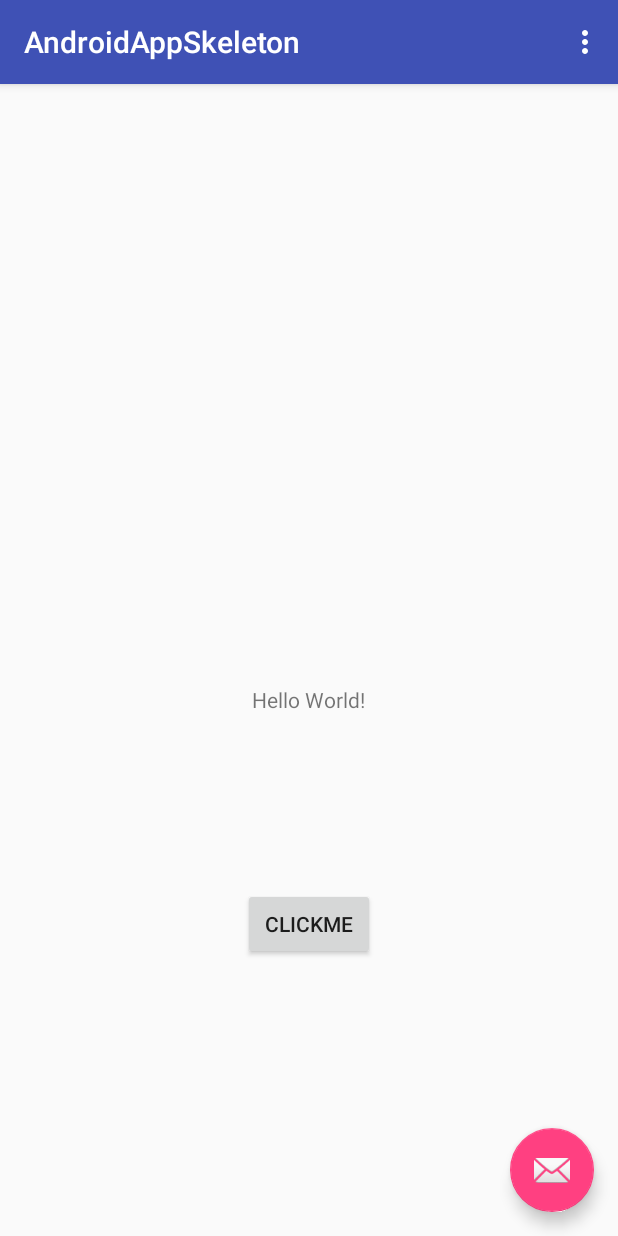
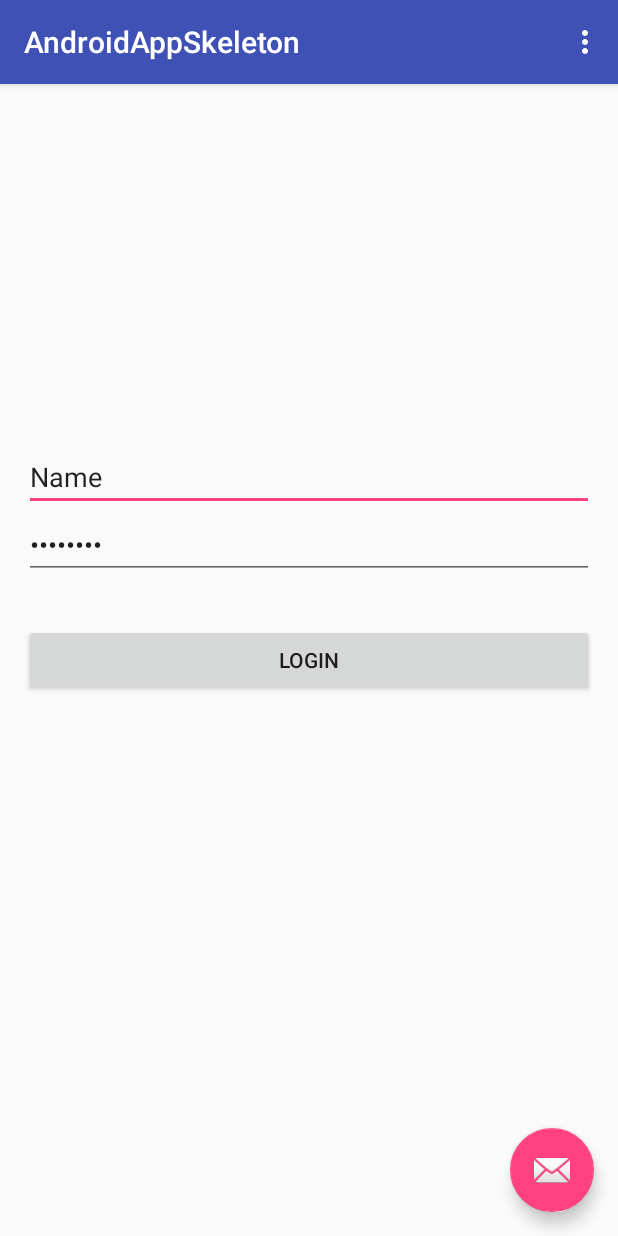
Before and after one commit to MarshallSeid/Roader, an Android app: the screen it shows after launch (MyActivity), on a phone screen of 412 x 824 dp. Run offline under Robolectric (Android 15) with nearby library versions, the phone set to English and light mode, and no system bars; libraries missing offline, so code that uses them is left out: com.firebase.client; 2 statements that could not run were skipped.

Commit message:
Firebase is connected, currently working on login/signup

```diff
--- a/app/build.gradle
+++ b/app/build.gradle
@@ -17,6 +17,11 @@ android {
             proguardFiles getDefaultProguardFile('proguard-android.txt'), 'proguard-rules.pro'
         }
     }
+    packagingOptions {
+        exclude 'META-INF/LICENSE'
+        exclude 'META-INF/LICENSE-FIREBASE.txt'
+        exclude 'META-INF/NOTICE'
+    }
 }
 
 dependencies {
@@ -24,4 +29,5 @@ dependencies {
     testCompile 'junit:junit:4.12'
     compile 'com.android.support:appcompat-v7:23.1.1'
     compile 'com.android.support:design:23.1.1'
+    compile 'com.firebase:firebase-client-android:2.5.0+'
 }
--- a/app/src/main/AndroidManifest.xml
+++ b/app/src/main/AndroidManifest.xml
@@ -1,8 +1,10 @@
 <?xml version="1.0" encoding="utf-8"?>
 <manifest xmlns:android="http://schemas.android.com/apk/res/android"
     package="com.example.marchness.androidappskeleton">
+    <uses-permission android:name="android.permission.INTERNET" />
 
     <application
+        android:name=".ExtendApplication"
         android:allowBackup="true"
         android:icon="@mipmap/ic_launcher"
         android:label="@string/app_name"
--- /dev/null
+++ b/app/src/main/java/com/example/marchness/androidappskeleton/ExtendApplication.java
@@ -0,0 +1,15 @@
+package com.example.marchness.androidappskeleton;
+
+/**
+ * Created by Marchness on 3/2/16.
+ */
+import com.firebase.client.Firebase;
+
+public class ExtendApplication extends android.app.Application {
+        @Override
+        public void onCreate() {
+            super.onCreate();
+
+            Firebase.setAndroidContext(this);
+        }
+}
--- a/app/src/main/res/layout/content_my.xml
+++ b/app/src/main/res/layout/content_my.xml
@@ -12,24 +12,52 @@
     tools:context="com.example.marchness.androidappskeleton.MyActivity"
     tools:showIn="@layout/activity_my">
 
-    <TextView
-        android:layout_width="wrap_content"
-        android:layout_height="wrap_content"
-        android:text="Hello World!"
-        android:id="@+id/textView"
-        android:layout_marginBottom="116dp"
-        android:layout_above="@+id/clickButton"
-        android:layout_centerHorizontal="true" />
-
     <Button
         android:layout_width="wrap_content"
         android:layout_height="wrap_content"
-        android:text="@string/clickMe"
-        android:id="@+id/clickButton"
-        android:layout_alignParentBottom="true"
+        android:text="Login"
+        android:id="@+id/login"
+        android:layout_marginTop="75dp"
+        android:layout_alignParentRight="true"
+        android:layout_alignParentEnd="true"
+        android:layout_alignParentLeft="true"
+        android:layout_alignParentStart="true"
+        android:layout_centerVertical="true"
+        android:onClick="login"/>
+
+    <EditText
+        android:layout_width="wrap_content"
+        android:layout_height="wrap_content"
+        android:inputType="textPersonName"
+        android:text="Name"
+        android:ems="10"
+        android:id="@+id/username"
+        android:layout_above="@+id/login"
+        android:layout_alignParentLeft="true"
+        android:layout_alignParentStart="true"
+        android:layout_alignRight="@+id/login"
+        android:layout_alignEnd="@+id/login" />
+
+    <EditText
+        android:layout_width="wrap_content"
+        android:layout_height="wrap_content"
+        android:inputType="textPassword"
+        android:ems="10"
+        android:id="@+id/password"
+        android:layout_below="@+id/username"
+        android:layout_alignParentLeft="true"
+        android:layout_alignParentStart="true"
+        android:layout_alignParentRight="true"
+        android:layout_alignParentEnd="true"
+        android:text="Password" />
+
+    <ImageView
+        android:layout_width="wrap_content"
+        android:layout_height="wrap_content"
+        android:id="@+id/imageView"
+        android:layout_above="@+id/username"
         android:layout_centerHorizontal="true"
-        android:layout_marginBottom="168dp" />
-
+        android:layout_marginBottom="33dp" />
 
 
 </RelativeLayout>
```
Also changed, not shown: app/src/main/java/com/example/marchness/androidappskeleton/MyActivity.java (+28 -4 lines), app/src/main/java/com/example/marchness/androidappskeleton/User.java (added, +31 -0 lines).
